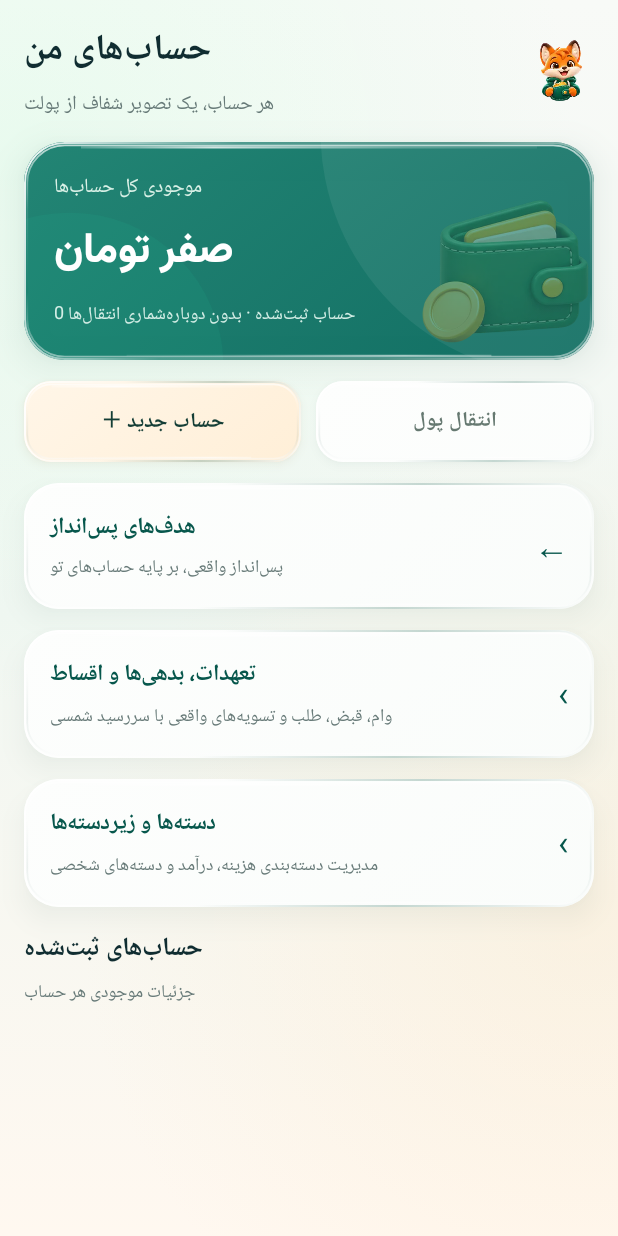
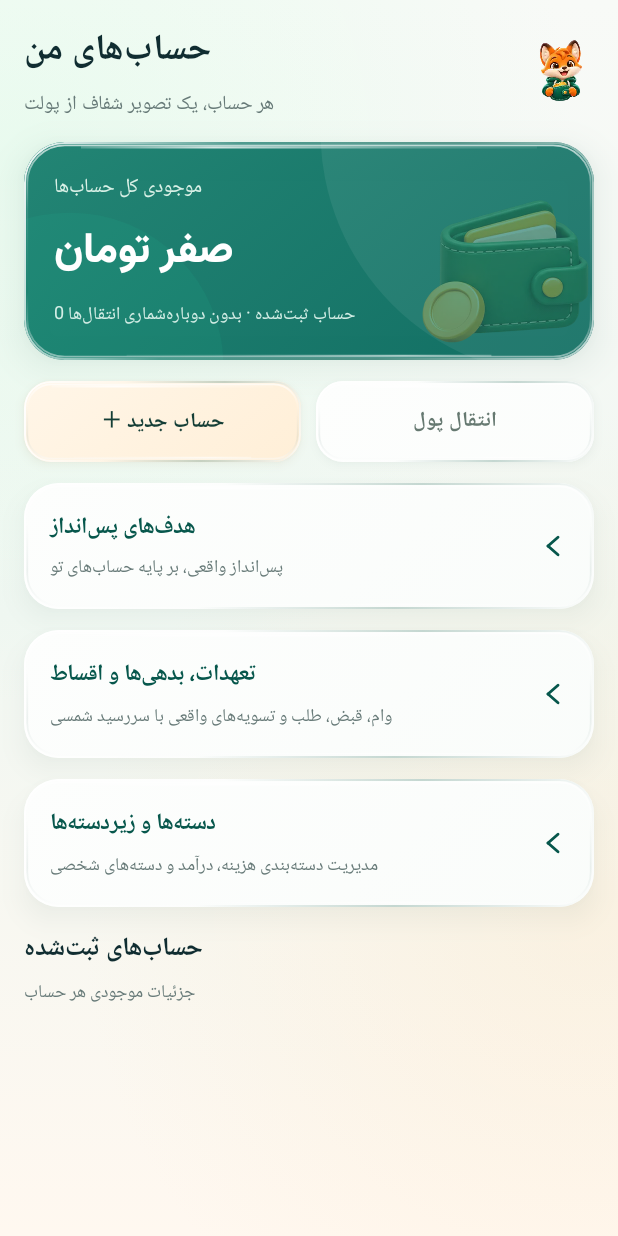
Before and after one commit to qashqaeii/Jibak, an Android app built with Jetpack Compose: the composable AccountsScreen called with empty values, on a phone screen of 412 x 824 dp. Run offline under Robolectric (Android 15) with nearby library versions, the phone set to English and light mode, and no system bars; our stand-ins replace Room's generated code; pictures from the network do not load.

Commit message:
style(android): unify frameless RTL chevrons across interactive finance cards

```diff
--- a/app/src/main/java/ir/jibik/app/AccountsScreen.kt
+++ b/app/src/main/java/ir/jibik/app/AccountsScreen.kt
@@ -131,7 +131,7 @@ internal fun AccountsScreen(
                     )
                     Text("پس‌انداز واقعی، بر پایه حساب‌های تو", color = Subtle, fontSize = 12.sp)
                 }
-                Text("←", fontSize = 23.sp, color = Green)
+                JibikChevronIcon(color = Green)
             }
         }
         LiquidGlassCard(onClick = onObligations, tone = GlassTone.CRYSTAL) {
@@ -145,7 +145,7 @@ internal fun AccountsScreen(
                     Text("وام، قبض، طلب و تسویه‌های واقعی با سررسید شمسی",
                         color = Subtle, fontSize = 12.sp)
                 }
-                Text("‹", fontSize = 23.sp, color = Green)
+                JibikChevronIcon(color = Green)
             }
         }
         LiquidGlassCard(onClick = onCategories, tone = GlassTone.CRYSTAL) {
@@ -163,7 +163,7 @@ internal fun AccountsScreen(
                         color = Subtle, fontSize = 12.sp,
                     )
                 }
-                Text("‹", fontSize = 23.sp, color = Green)
+                JibikChevronIcon(color = Green)
             }
         }
         JibikSectionTitle(
--- a/app/src/main/java/ir/jibik/app/JibikPremiumUi.kt
+++ b/app/src/main/java/ir/jibik/app/JibikPremiumUi.kt
@@ -389,7 +389,7 @@ internal fun JibikWideQuickAction(
                     maxLines = 2, lineHeight = 18.sp,
                 )
             }
-            Text("‹", color = JibikStyle.forest, fontSize = 21.sp)
+            JibikChevronIcon(color = JibikStyle.forest)
         }
     }
 }
--- a/app/src/main/java/ir/jibik/app/JibikVisuals.kt
+++ b/app/src/main/java/ir/jibik/app/JibikVisuals.kt
@@ -132,6 +132,28 @@ internal fun JibikAccountIcon(
     }
 }
 
+/** A frameless RTL navigation chevron; independent from installed glyph fonts. */
+@Composable
+internal fun JibikChevronIcon(
+    modifier: Modifier = Modifier.size(20.dp),
+    color: Color = Color(0xFF07574C),
+) {
+    Canvas(modifier) {
+        val unit = size.minDimension / 24f
+        val stroke = 2.3f * unit
+        drawLine(
+            color, Offset(16f * unit, 5f * unit),
+            Offset(8f * unit, 12f * unit),
+            stroke, cap = StrokeCap.Round,
+        )
+        drawLine(
+            color, Offset(8f * unit, 12f * unit),
+            Offset(16f * unit, 19f * unit),
+            stroke, cap = StrokeCap.Round,
+        )
+    }
+}
+
 /** Consistent, outline-only navigation glyphs; no font icons or Unicode shapes. */
 @Composable
 internal fun JibikNavigationIcon(position: Int, selected: Boolean) {
--- a/app/src/main/java/ir/jibik/app/MainActivity.kt
+++ b/app/src/main/java/ir/jibik/app/MainActivity.kt
@@ -1134,7 +1134,7 @@ private fun Home(
                     Text("بررسی خرج‌ها بدون تغییر اطلاعات مالی",
                         color = Quiet, fontSize = 12.sp, lineHeight = 18.sp)
                 }
-                Text("‹", color = Forest, fontWeight = FontWeight.Bold, fontSize = 20.sp)
+                JibikChevronIcon(color = Forest)
             }
         }
         LiquidGlassCard(
@@ -1433,7 +1433,7 @@ private fun Transactions(
                             maxLines = 2, overflow = TextOverflow.Ellipsis,
                         )
                     }
-                    Text("‹", color = Forest, fontSize = 19.sp)
+                    JibikChevronIcon(color = Forest)
                 }
             }
         }
--- a/app/src/main/java/ir/jibik/app/ReportsScreen.kt
+++ b/app/src/main/java/ir/jibik/app/ReportsScreen.kt
@@ -313,7 +313,7 @@ internal fun ReportsScreen(
                                     textAlign = TextAlign.End,
                                     fontWeight = FontWeight.Bold, maxLines = 2,
                                 )
-                                Text("‹", color = Emerald, fontSize = 18.sp)
+                                JibikChevronIcon(color = Emerald)
                             }
                             JibikProgressTrack(
                                 progress = (row.amountToman.toDouble() /
```
